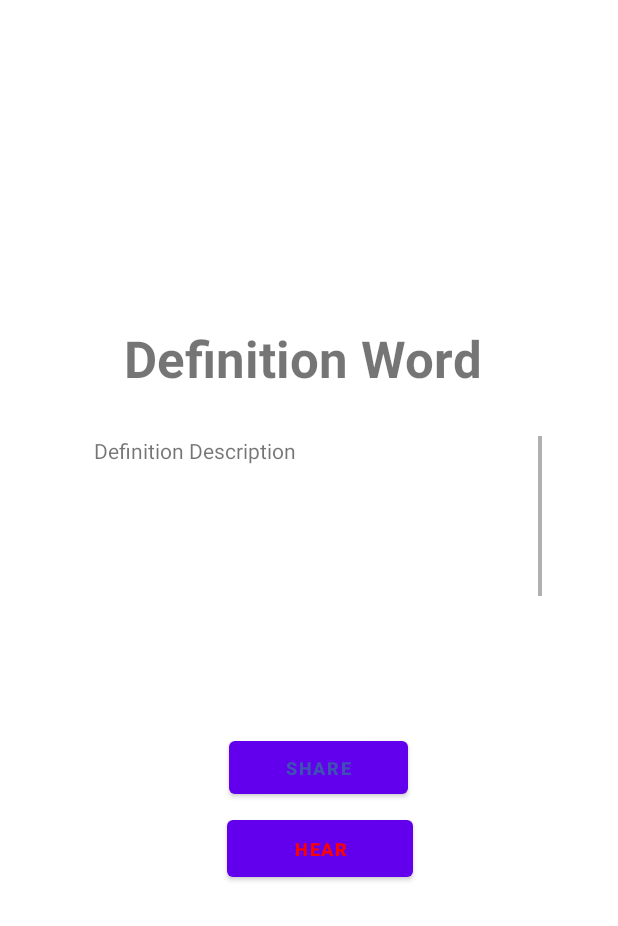
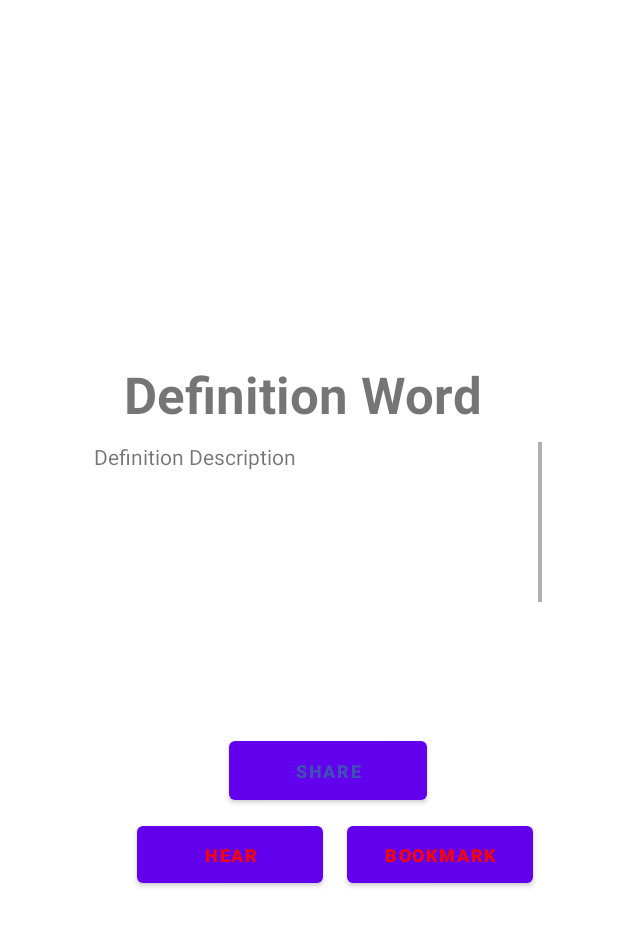
Before and after one commit to ShehanAT/Dictionary-App-Android, an Android app: the layout custom_alert_dialog.xml on its own in the app's theme, with its tools: preview values and no code run, on a phone screen of 412 x 824 dp. Shown: the top 926 px of the screen. Run offline under Robolectric (Android 15) with nearby library versions, the phone set to English and light mode, and no system bars; network calls fail.

Commit message:
Added toastMessage textView to custom_alert_dialog.xml

```diff
--- a/app/src/main/res/layout/custom_alert_dialog.xml
+++ b/app/src/main/res/layout/custom_alert_dialog.xml
@@ -21,8 +21,8 @@
 
     <Button
         android:id="@+id/shareOnFacebookBtn"
-        android:layout_width="119dp"
-        android:layout_height="47dp"
+        android:layout_width="132dp"
+        android:layout_height="51dp"
 
 
         android:layout_marginStart="91dp"
@@ -56,6 +56,7 @@
                 android:layout_width="match_parent"
                 android:layout_height="374dp"
                 android:text="Definition Description" />
+
         </LinearLayout>
     </ScrollView>
 
@@ -69,8 +70,21 @@
         android:textColor="#FF0000"
         android:textSize="12sp"
         android:textStyle="bold"
-        android:translationX="90dp"
+        android:translationX="30dp"
         android:translationY="-250dp" />
+
+    <Button
+        android:id="@+id/bookmarkBtn"
+        android:layout_width="124dp"
+        android:layout_height="50dp"
+        android:scaleX="1"
+        android:scaleY="1"
+        android:text="Bookmark"
+        android:textColor="#FF0000"
+        android:textSize="12sp"
+        android:textStyle="bold"
+        android:translationX="170dp"
+        android:translationY="-300dp" />
 
     <TextView
         android:id="@+id/definitionWord"
@@ -87,7 +101,13 @@
         android:text="Definition Word"
         android:textSize="34sp"
         android:textStyle="bold"
-        android:translationY="-650dp" />
+        android:translationY="-680dp" />
+
+    <TextView
+        android:id="@+id/toastMessage"
+        android:layout_width="match_parent"
+        android:layout_height="29dp"
+        android:translationY="-850dp" />
 
 
 </LinearLayout>
```
Also changed, not shown: app/src/main/java/com/coding/informer/dictionary_app_v3/CustomDefinitionDialog.kt (+26 -0 lines), app/src/main/java/com/coding/informer/dictionary_app_v3/MainActivity.kt (+6 -26 lines), app/src/main/java/com/coding/informer/dictionary_app_v3/RecycleViewHolders.kt (+13 -2 lines), app/src/main/res/layout/activity_main.xml (+9 -28 lines).
